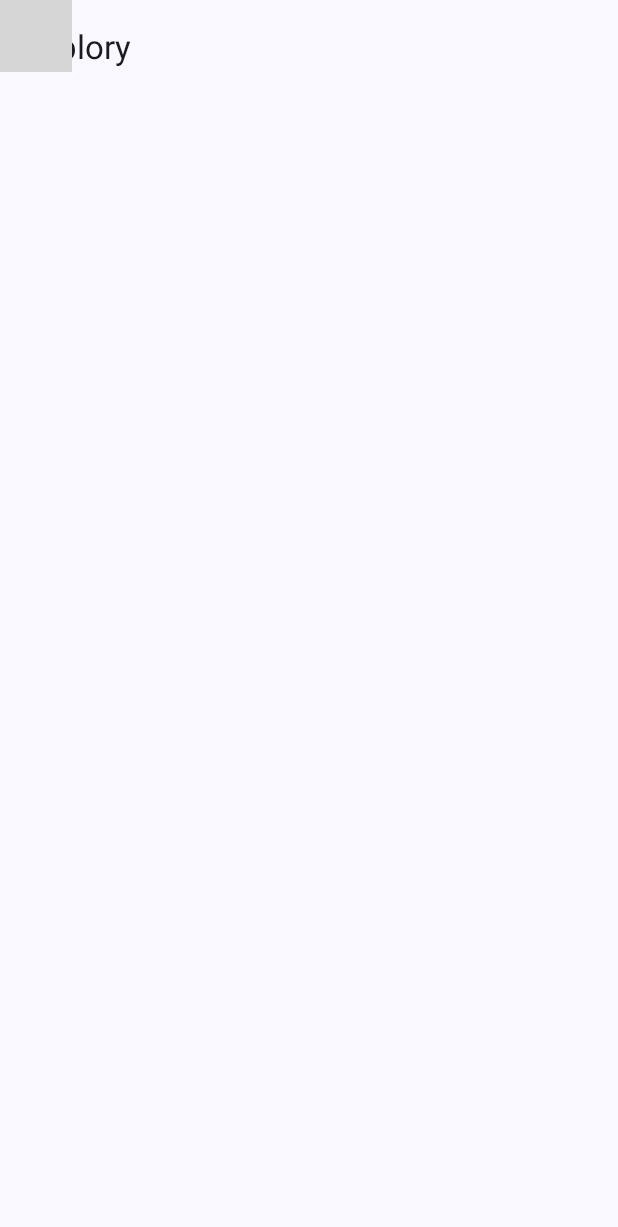
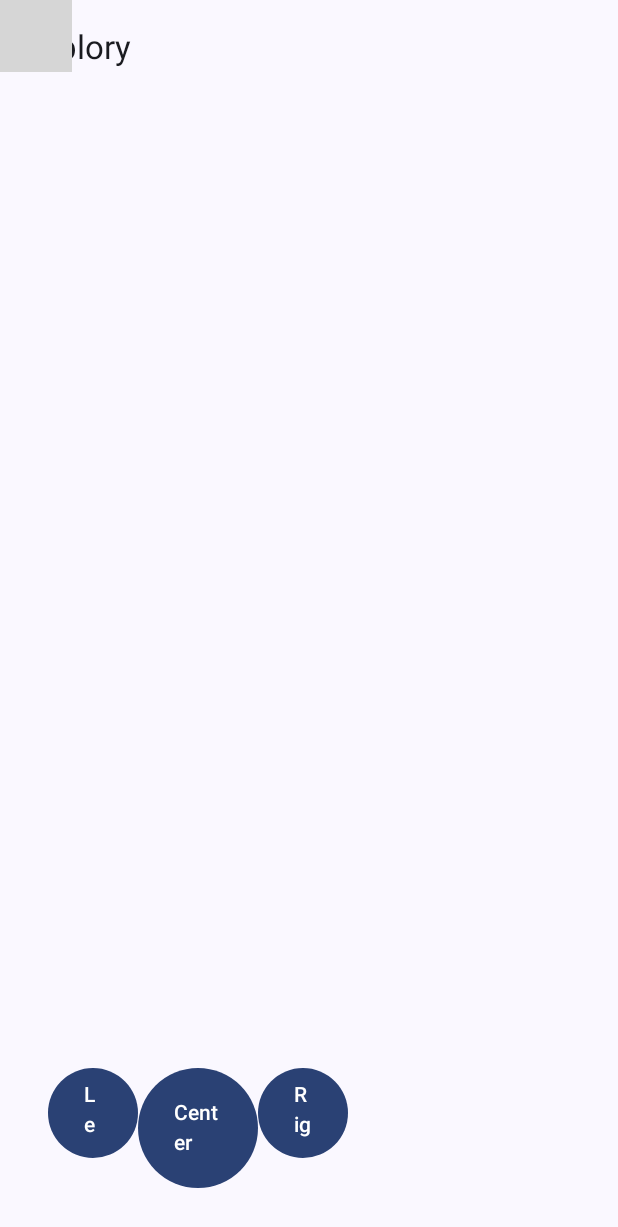
Before and after one commit to exploryy/mobile, an Android app built with Jetpack Compose: the screen it shows after launch (MainActivity), on a phone screen of 412 x 824 dp. Shown: the top 1227 px of the screen. Run offline under Robolectric (Android 15) with nearby library versions, the phone set to English and light mode, and no system bars; libraries missing offline, so code that uses them is left out: com.mapbox.common, com.mapbox.geojson, com.mapbox.maps; 6 statements that could not run were skipped; grey boxes are pictures that could not be loaded.

Commit message:
Какие-то кнопки

```diff
--- a/app/src/main/java/com/example/explory/presentation/map/MapScreen.kt
+++ b/app/src/main/java/com/example/explory/presentation/map/MapScreen.kt
@@ -5,9 +5,15 @@ import android.content.Intent
 import android.net.Uri
 import android.provider.Settings
 import androidx.compose.foundation.Image
+import androidx.compose.foundation.layout.Arrangement
 import androidx.compose.foundation.layout.Box
 import androidx.compose.foundation.layout.Column
+import androidx.compose.foundation.layout.Row
 import androidx.compose.foundation.layout.fillMaxSize
+import androidx.compose.foundation.layout.fillMaxWidth
+import androidx.compose.foundation.layout.padding
+import androidx.compose.foundation.layout.size
+import androidx.compose.foundation.shape.RoundedCornerShape
 import androidx.compose.material3.Button
 import androidx.compose.material3.FloatingActionButton
 import androidx.compose.material3.SnackbarHost
@@ -22,9 +28,11 @@ import androidx.compose.runtime.rememberCoroutineScope
 import androidx.compose.runtime.setValue
 import androidx.compose.ui.Alignment
 import androidx.compose.ui.Modifier
+import androidx.compose.ui.draw.clip
 import androidx.compose.ui.graphics.Color
 import androidx.compose.ui.platform.LocalContext
 import androidx.compose.ui.res.painterResource
+import androidx.compose.ui.unit.dp
 import androidx.lifecycle.compose.collectAsStateWithLifecycle
 import com.example.explory.presentation.map.location.RequestLocationPermission
 import com.example.explory.presentation.utils.ExampleScaffold
@@ -81,26 +89,26 @@ fun MapScreen(
     }
 
 
-    val outerLineString = LineString.fromLngLats(
-        listOf(
-            Point.fromLngLat(180.0, 90.0),
-            Point.fromLngLat(180.0, -90.0),
-            Point.fromLngLat(-180.0, -90.0),
-            Point.fromLngLat(-180.0, 90.0),
-            Point.fromLngLat(180.0, 90.0)
-        )
-    )
+//    val outerLineString = LineString.fromLngLats(
+//        listOf(
+//            Point.fromLngLat(180.0, 90.0),
+//            Point.fromLngLat(180.0, -90.0),
+//            Point.fromLngLat(-180.0, -90.0),
+//            Point.fromLngLat(-180.0, 90.0),
+//            Point.fromLngLat(180.0, 90.0)
+//        )
+//    )
 
 
     val withHolesSourceState = remember {
         GeoJsonSourceState()
     }
 
-    withHolesSourceState.data = GeoJSONData(
-        Feature.fromGeometry(
-            Polygon.fromOuterInner(outerLineString, mapState.innerPoints)
-        )
-    )
+//    withHolesSourceState.data = GeoJSONData(
+//        Feature.fromGeometry(
+//            Polygon.fromOuterInner(outerLineString, mapState.innerPoints)
+//        )
+//    )
 
     ExploryTheme {
         ExampleScaffold(floatingActionButton = {
@@ -191,5 +199,48 @@ fun MapScreen(
                 }
             }
         }
+
+        if (showRequestPermissionButton || showMap) {
+            Column(
+                modifier = Modifier
+                    .fillMaxSize()
+                    .padding(16.dp),
+                verticalArrangement = Arrangement.Bottom,
+                horizontalAlignment = Alignment.CenterHorizontally
+            ) {
+                Row(
+                    modifier = Modifier
+                        .fillMaxWidth()
+                        .padding(16.dp)
+                ) {
+                    Button(
+                        onClick = {  },
+                        modifier = Modifier
+                            .size(60.dp)
+                            .clip(RoundedCornerShape(25))
+                    ) {
+                        Text("Left")
+                    }
+
+                    Button(
+                        onClick = {  },
+                        modifier = Modifier
+                            .size(80.dp)
+                            .clip(RoundedCornerShape(25))
+                    ) {
+                        Text("Center")
+                    }
+
+                    Button(
+                        onClick = {  },
+                        modifier = Modifier
+                            .size(60.dp)
+                            .clip(RoundedCornerShape(25))
+                    ) {
+                        Text("Right")
+                    }
+                }
+            }
+        }
     }
 }
```
Also changed, not shown: gradle.properties (added, +25 -0 lines).
